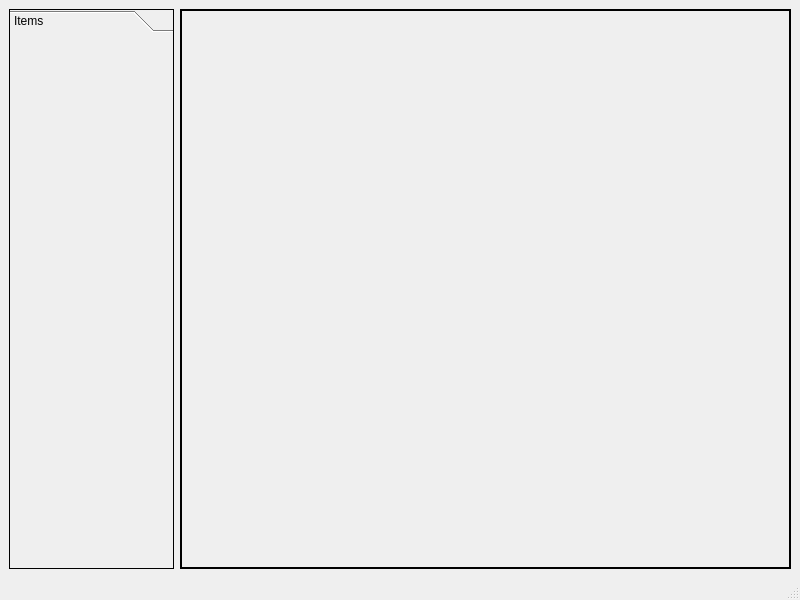
First picture: the form in discnet_sim/src/ui/ApplicationWindow.ui, repository smashmeta/discnet, before the edit.
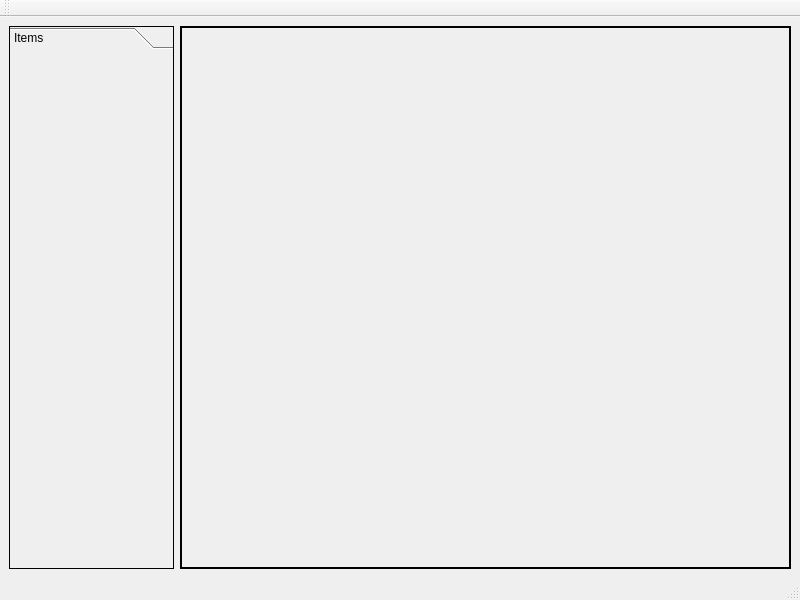
Second picture: the form after the edit.

```diff
--- a/discnet_sim/src/ui/ApplicationWindow.ui
+++ b/discnet_sim/src/ui/ApplicationWindow.ui
@@ -52,7 +52,7 @@
            <x>0</x>
            <y>0</y>
            <width>163</width>
-           <height>505</height>
+           <height>495</height>
           </rect>
          </property>
          <attribute name="label">
@@ -73,6 +73,7 @@
     </item>
    </layout>
   </widget>
+  <widget class="QStatusBar" name="statusbar"/>
   <widget class="QMenuBar" name="menubar">
    <property name="geometry">
     <rect>
@@ -83,7 +84,17 @@
     </rect>
    </property>
   </widget>
-  <widget class="QStatusBar" name="statusbar"/>
+  <widget class="QToolBar" name="toolBar">
+   <property name="windowTitle">
+    <string>toolBar</string>
+   </property>
+   <attribute name="toolBarArea">
+    <enum>TopToolBarArea</enum>
+   </attribute>
+   <attribute name="toolBarBreak">
+    <bool>false</bool>
+   </attribute>
+  </widget>
  </widget>
  <resources/>
  <connections/>
```
